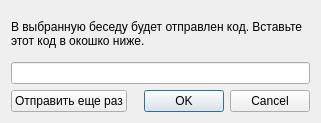
Above: dialogs/dialogchatconfirmation.ui from iEPCBM/AMS-Rufina before the change. Below: the same form after it.
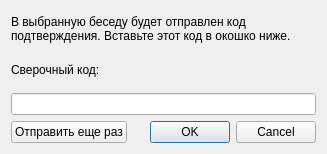
That is the form after the change.

Patch:
```diff
--- a/dialogs/dialogchatconfirmation.ui
+++ b/dialogs/dialogchatconfirmation.ui
@@ -6,45 +6,57 @@
    <rect>
     <x>0</x>
     <y>0</y>
-    <width>321</width>
-    <height>123</height>
+    <width>327</width>
+    <height>154</height>
    </rect>
   </property>
+  <property name="minimumSize">
+   <size>
+    <width>327</width>
+    <height>154</height>
+   </size>
+  </property>
+  <property name="maximumSize">
+   <size>
+    <width>327</width>
+    <height>154</height>
+   </size>
+  </property>
   <property name="windowTitle">
    <string>Подтверждение беседы</string>
   </property>
   <layout class="QGridLayout" name="gridLayout">
-   <item row="2" column="1">
-    <widget class="QDialogButtonBox" name="buttonBox">
-     <property name="orientation">
-      <enum>Qt::Horizontal</enum>
-     </property>
-     <property name="standardButtons">
-      <set>QDialogButtonBox::Cancel|QDialogButtonBox::Ok</set>
-     </property>
-    </widget>
-   </item>
-   <item row="2" column="0">
+   <item row="6" column="0">
     <widget class="QPushButton" name="btSendAgain">
      <property name="text">
       <string>Отправить еще раз</string>
      </property>
     </widget>
    </item>
-   <item row="1" column="0" colspan="2">
+   <item row="5" column="0" colspan="2">
     <widget class="QLineEdit" name="leCodeInput">
      <property name="maxLength">
       <number>8</number>
      </property>
     </widget>
    </item>
+   <item row="6" column="1">
+    <widget class="QDialogButtonBox" name="buttonBox">
+     <property name="orientation">
+      <enum>Qt::Horizontal</enum>
+     </property>
+     <property name="standardButtons">
+      <set>QDialogButtonBox::Cancel|QDialogButtonBox::Ok</set>
+     </property>
+    </widget>
+   </item>
    <item row="0" column="0" colspan="2">
     <widget class="QLabel" name="label">
      <property name="acceptDrops">
       <bool>false</bool>
      </property>
      <property name="text">
-      <string>В выбранную беседу будет отправлен код. Вставьте этот код в окошко ниже.</string>
+      <string>В выбранную беседу будет отправлен код подтверждения. Вставьте этот код в окошко ниже.</string>
      </property>
      <property name="scaledContents">
       <bool>false</bool>
@@ -54,6 +66,37 @@
      </property>
     </widget>
    </item>
+   <item row="2" column="0" colspan="2">
+    <layout class="QHBoxLayout" name="horizontalLayout">
+     <item>
+      <widget class="QLabel" name="label_2">
+       <property name="text">
+        <string>Сверочный код:</string>
+       </property>
+      </widget>
+     </item>
+     <item>
+      <widget class="QLabel" name="lbPubKey">
+       <property name="text">
+        <string/>
+       </property>
+      </widget>
+     </item>
+     <item>
+      <spacer name="horizontalSpacer">
+       <property name="orientation">
+        <enum>Qt::Horizontal</enum>
+       </property>
+       <property name="sizeHint" stdset="0">
+        <size>
+         <width>40</width>
+         <height>20</height>
+        </size>
+       </property>
+      </spacer>
+     </item>
+    </layout>
+   </item>
   </layout>
  </widget>
  <resources/>
```
